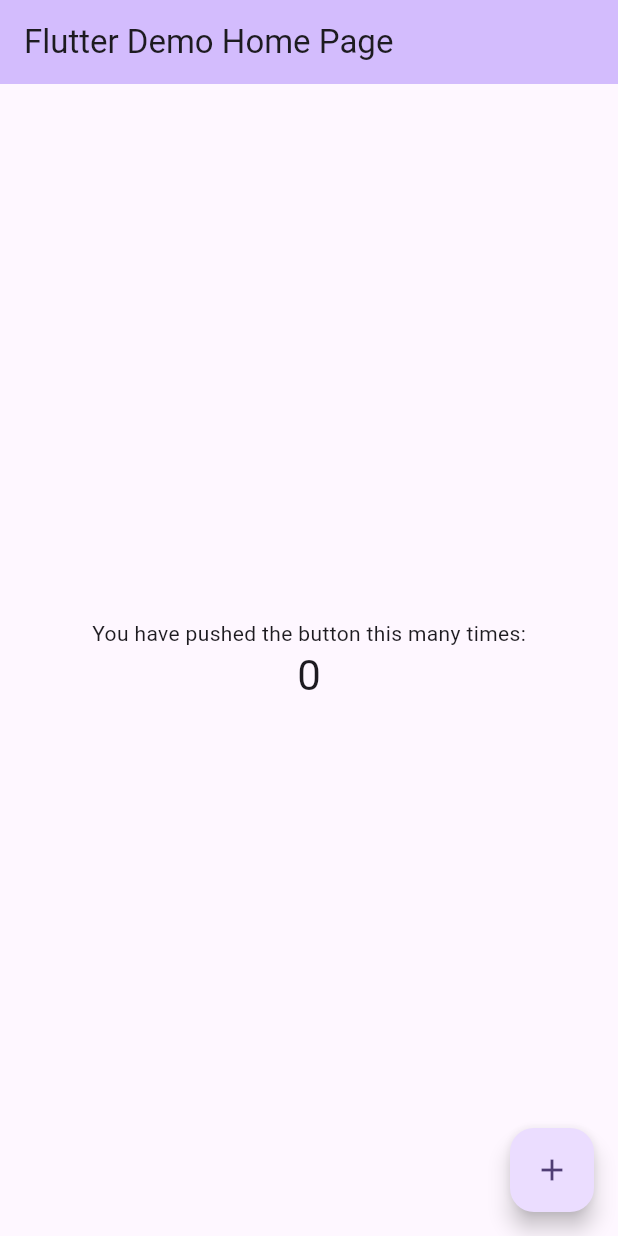
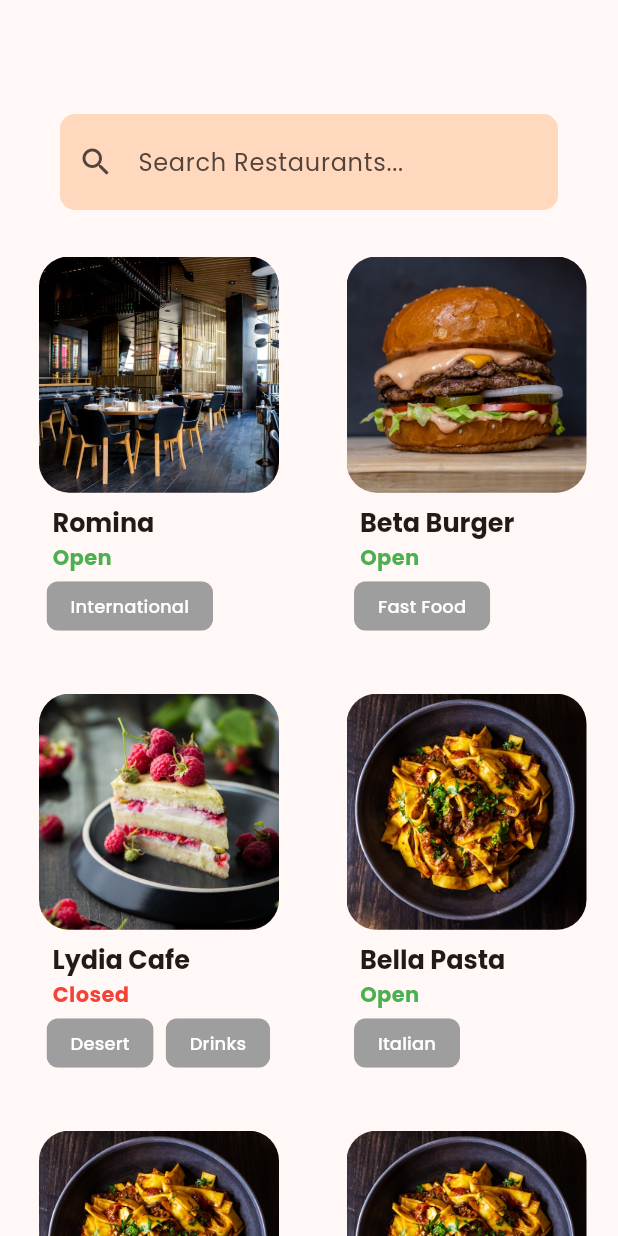
Before and after one commit to SimonDerejeW/flutter-2024-proj, a Flutter app: the screen it shows after launch, on a phone screen of 412 x 824 dp. Run offline on Flutter 3.47's test engine with Material 3 defaults, Android fonts, the phone set to English and light mode, and no system bars; our stand-ins replace google_fonts.

Commit message:
- Added Home Page for the Restaurant Review Platform - Added structural folders

```diff
--- /dev/null
+++ b/restaurant_review/lib/data/chips_data.dart
@@ -0,0 +1,11 @@
+
+
+List<String> chipsList = [
+  "International",
+  "Pizza",
+  "Fast Food",
+  "Italian",
+  "Desert",
+  "Drinks",
+  "Habesha",
+];
--- /dev/null
+++ b/restaurant_review/lib/data/restaurant_data.dart
@@ -0,0 +1,40 @@
+
+import '/models/restaurant_model.dart';
+
+List<RestaurantModel> restaurantData = [
+  RestaurantModel(
+    imagePath: "assets/rest.jpg",
+    restaurantName: "Romina",
+    status: "open",
+    chipsList: ["International"]),
+  RestaurantModel(
+    imagePath: "assets/burger.jpg",
+    restaurantName: "Beta Burger",
+    status: "open",
+    chipsList: ["Fast Food"]),
+  RestaurantModel(
+    imagePath: "assets/cake.jpg",
+    restaurantName: "Lydia Cafe",
+    status: "closed",
+    chipsList: ["Desert", "Drinks"]),
+  RestaurantModel(
+    imagePath: "assets/pasta.jpg",
+    restaurantName: "Bella Pasta",
+    status: "open",
+    chipsList: ["Italian"]),
+  RestaurantModel(
+    imagePath: "assets/pasta.jpg",
+    restaurantName: "Bella Pasta",
+    status: "open",
+    chipsList: ["Italian"]),
+  RestaurantModel(
+    imagePath: "assets/pasta.jpg",
+    restaurantName: "Bella Pasta",
+    status: "open",
+    chipsList: ["Italian"]),
+  RestaurantModel(
+    imagePath: "assets/pasta.jpg",
+    restaurantName: "Bella Pasta",
+    status: "open",
+    chipsList: ["Italian"]),
+];
--- a/restaurant_review/lib/main.dart
+++ b/restaurant_review/lib/main.dart
@@ -1,4 +1,15 @@
+
+
 import 'package:flutter/material.dart';
+import '/pages/home_page.dart';
+// import '/pages/modal_form.dart';
+import '/theme/app_theme.dart';
+// import '/widgets/description_chips.dart';
+// import '/widgets/restaurant.dart';
+// import '/widgets/search_widget.dart';
+// import '/widgets/restaurant_home_image.dart';
+// import '/widgets/restaurant_statue_open.dart';
+// import '/widgets/restaurant_status_closed.dart';
 
 void main() {
   runApp(const MyApp());
@@ -7,119 +18,16 @@ void main() {
 class MyApp extends StatelessWidget {
   const MyApp({super.key});
 
-  // This widget is the root of your application.
   @override
   Widget build(BuildContext context) {
     return MaterialApp(
-      title: 'Flutter Demo',
-      theme: ThemeData(
-        // This is the theme of your application.
-        //
-        // TRY THIS: Try running your application with "flutter run". You'll see
-        // the application has a purple toolbar. Then, without quitting the app,
-        // try changing the seedColor in the colorScheme below to Colors.green
-        // and then invoke "hot reload" (save your changes or press the "hot
-        // reload" button in a Flutter-supported IDE, or press "r" if you used
-        // the command line to start the app).
-        //
-        // Notice that the counter didn't reset back to zero; the application
-        // state is not lost during the reload. To reset the state, use hot
-        // restart instead.
-        //
-        // This works for code too, not just values: Most code changes can be
-        // tested with just a hot reload.
-        colorScheme: ColorScheme.fromSeed(seedColor: Colors.deepPurple),
-        useMaterial3: true,
+      theme: appTheme,
+      home: Scaffold(
+        appBar: AppBar(),
+
+        body: const ReviewHome(),
+
       ),
-      home: const MyHomePage(title: 'Flutter Demo Home Page'),
     );
   }
 }
-
-class MyHomePage extends StatefulWidget {
-  const MyHomePage({super.key, required this.title});
-
-  // This widget is the home page of your application. It is stateful, meaning
-  // that it has a State object (defined below) that contains fields that affect
-  // how it looks.
-
-  // This class is the configuration for the state. It holds the values (in this
-  // case the title) provided by the parent (in this case the App widget) and
-  // used by the build method of the State. Fields in a Widget subclass are
-  // always marked "final".
-
-  final String title;
-
-  @override
-  State<MyHomePage> createState() => _MyHomePageState();
-}
-
-class _MyHomePageState extends State<MyHomePage> {
-  int _counter = 0;
-
-  void _incrementCounter() {
-    setState(() {
-      // This call to setState tells the Flutter framework that something has
-      // changed in this State, which causes it to rerun the build method below
-      // so that the display can reflect the updated values. If we changed
-      // _counter without calling setState(), then the build method would not be
-      // called again, and so nothing would appear to happen.
-      _counter++;
-    });
-  }
-
-  @override
-  Widget build(BuildContext context) {
-    // This method is rerun every time setState is called, for instance as done
-    // by the _incrementCounter method above.
-    //
-    // The Flutter framework has been optimized to make rerunning build methods
-    // fast, so that you can just rebuild anything that needs updating rather
-    // than having to individually change instances of widgets.
-    return Scaffold(
-      appBar: AppBar(
-        // TRY THIS: Try changing the color here to a specific color (to
-        // Colors.amber, perhaps?) and trigger a hot reload to see the AppBar
-        // change color while the other colors stay the same.
-        backgroundColor: Theme.of(context).colorScheme.inversePrimary,
-        // Here we take the value from the MyHomePage object that was created by
-        // the App.build method, and use it to set our appbar title.
-        title: Text(widget.title),
-      ),
-      body: Center(
-        // Center is a layout widget. It takes a single child and positions it
-        // in the middle of the parent.
-        child: Column(
-          // Column is also a layout widget. It takes a list of children and
-          // arranges them vertically. By default, it sizes itself to fit its
-          // children horizontally, and tries to be as tall as its parent.
-          //
-          // Column has various properties to control how it sizes itself and
-          // how it positions its children. Here we use mainAxisAlignment to
-          // center the children vertically; the main axis here is the vertical
-          // axis because Columns are vertical (the cross axis would be
-          // horizontal).
-          //
-          // TRY THIS: Invoke "debug painting" (choose the "Toggle Debug Paint"
-          // action in the IDE, or press "p" in the console), to see the
-          // wireframe for each widget.
-          mainAxisAlignment: MainAxisAlignment.center,
-          children: <Widget>[
-            const Text(
-              'You have pushed the button this many times:',
-            ),
-            Text(
-              '$_counter',
-              style: Theme.of(context).textTheme.headlineMedium,
-            ),
-          ],
-        ),
-      ),
-      floatingActionButton: FloatingActionButton(
-        onPressed: _incrementCounter,
-        tooltip: 'Increment',
-        child: const Icon(Icons.add),
-      ), // This trailing comma makes auto-formatting nicer for build methods.
-    );
-  }
-}
--- /dev/null
+++ b/restaurant_review/lib/models/restaurant_model.dart
@@ -0,0 +1,14 @@
+
+class RestaurantModel {
+  String imagePath;
+  String restaurantName;
+  String status;
+  List<String> chipsList;
+
+  RestaurantModel({
+    required this.imagePath,
+    required this.restaurantName,
+    required this.status,
+    required this.chipsList
+  });
+}
--- /dev/null
+++ b/restaurant_review/lib/pages/home_page.dart
@@ -0,0 +1,58 @@
+import 'package:flutter/cupertino.dart';
+import 'package:flutter/material.dart';
+import 'package:flutter/widgets.dart';
+// import '/models/restaurant_model.dart';
+import '/widgets/restaurant.dart';
+import '/data/restaurant_data.dart';
+import '/widgets/search_widget.dart';
+
+class ReviewHome extends StatelessWidget {
+  const ReviewHome({super.key});
+
+  @override
+  Widget build(BuildContext context) {
+    return Column(
+      children: [
+        SearchWidget(),
+        const SizedBox(
+          height: 15,
+        ),
+        Expanded(
+          child: Container(
+              padding: const EdgeInsets.only(left: 10),
+              child: RestaurantGrid()),
+        ),
+      ],
+    );
+  }
+}
+
+class RestaurantGrid extends StatelessWidget {
+  const RestaurantGrid({
+    super.key,
+  });
+
+  @override
+  Widget build(BuildContext context) {
+
+    return GridView.builder(
+      gridDelegate: SliverGridDelegateWithFixedCrossAxisCount(
+        crossAxisCount: 2, // Number of columns in the grid
+        crossAxisSpacing: 8, // Spacing between columns
+        mainAxisSpacing: 10,
+        childAspectRatio: 0.7,
+
+      ),
+
+      itemCount: restaurantData.length,
+      itemBuilder: (context, index) {
+        return Restaurant(
+          imagePath: restaurantData[index].imagePath,
+          restaurantName: restaurantData[index].restaurantName,
+          status: restaurantData[index].status,
+          chipsList: restaurantData[index].chipsList,
+        );
+      },
+    );
+  }
+}
--- /dev/null
+++ b/restaurant_review/lib/theme/app_theme.dart
@@ -0,0 +1,21 @@
+import 'package:flutter/material.dart';
+import 'package:google_fonts/google_fonts.dart';
+
+final ThemeData appTheme = ThemeData(
+  useMaterial3: true,
+  colorScheme: ColorScheme.fromSeed(
+    seedColor: const Color.fromRGBO(254, 107, 0, 0.9),
+    primary: const Color.fromRGBO(254, 107, 0, 0.9),
+    primaryContainer: const Color.fromRGBO(254, 107, 0, 0.23)
+  ),
+  textTheme: GoogleFonts.poppinsTextTheme().copyWith(
+  displayLarge: GoogleFonts.poppins(
+      fontSize: 40,
+      fontWeight: FontWeight.bold
+  ),
+  displayMedium: GoogleFonts.poppins(
+    fontSize: 17,
+    fontWeight: FontWeight.bold
+  ),
+)
+);
--- /dev/null
+++ b/restaurant_review/lib/widgets/description_chips.dart
@@ -0,0 +1,23 @@
+import 'package:flutter/material.dart';
+class RestaurantChips extends StatelessWidget {
+
+  final String labelText;
+  const RestaurantChips({super.key , required this.labelText});
+
+  @override
+  Widget build(BuildContext context) {
+    return
+          Chip(
+            materialTapTargetSize: MaterialTapTargetSize.shrinkWrap,
+            label: Text(
+              labelText,
+              style: TextStyle(
+                color: Colors.white,
+                fontSize: 12
+              ),
+            ),
+            backgroundColor: Colors.grey,
+            side: BorderSide.none,
+          );
+  }
+}
--- /dev/null
+++ b/restaurant_review/lib/widgets/restaurant.dart
@@ -0,0 +1,78 @@
+import 'package:flutter/material.dart';
+import 'package:flutter/widgets.dart';
+import '/widgets/description_chips.dart';
+import '/widgets/restaurant_home_image.dart';
+import '/widgets/restaurant_statue_open.dart';
+import '/widgets/restaurant_status_closed.dart';
+// import '../data/chips_data.dart';
+
+class Restaurant extends StatelessWidget {
+  final String imagePath;
+  final String restaurantName;
+  final String status;
+  final List<String> chipsList;
+
+  const Restaurant(
+      {super.key,
+      required this.imagePath,
+      required this.restaurantName,
+      required this.status,
+      required this.chipsList});
+
+  @override
+  Widget build(BuildContext context) {
+    return Container(
+      padding: const EdgeInsets.all(16),
+      child: Column(
+        crossAxisAlignment: CrossAxisAlignment.start,
+        children: [
+          //Image
+          Expanded(child: RestaurantHomeImage(imagePath: imagePath)),
+
+          const SizedBox(height: 10),
+
+          //Restaurant Name
+          Padding(
+            padding: const EdgeInsets.only(left: 9),
+            child: Text(
+              restaurantName,
+              style: Theme.of(context).textTheme.displayMedium
+            ),
+          ),
+
+          const SizedBox(height: 3),
+
+          //Status
+          if (status == "open")
+            (const Padding(
+              padding: EdgeInsets.only(left: 9),
+              child: (RestaurantOpen()),
+            ))
+          else
+            (const Padding(
+              padding: EdgeInsets.only(left: 9),
+              child: (RestaurantClosed()),
+            )),
+
+          const SizedBox(height: 6),
+
+          //Chips
+          Padding(
+            padding: EdgeInsets.only(left: 5),
+            child: Wrap(
+              children: chipsList.map((labelText) {
+                return Padding(
+                  padding: const EdgeInsets.only(
+                      right: 8.0), // Add spacing between chips
+                  child: RestaurantChips(
+                    labelText: labelText,
+                  ),
+                );
+              }).toList(),
+            ),
+          ),
+        ],
+      ),
+    );
+  }
+}
--- /dev/null
+++ b/restaurant_review/lib/widgets/restaurant_home_image.dart
@@ -0,0 +1,20 @@
+import 'package:flutter/material.dart';
+
+class RestaurantHomeImage extends StatelessWidget {
+  final String imagePath;
+
+  const RestaurantHomeImage({super.key, required this.imagePath});
+
+  @override
+  Widget build(BuildContext context) {
+    return ClipRRect(
+      borderRadius: BorderRadius.circular(20),
+      child: Image.asset(
+        imagePath,
+        fit: BoxFit.cover,
+        height: 160,
+        width: 160,
+      ),
+    );
+  }
+}
--- /dev/null
+++ b/restaurant_review/lib/widgets/restaurant_statue_open.dart
@@ -0,0 +1,15 @@
+import 'package:flutter/material.dart';
+class RestaurantOpen extends StatelessWidget {
+  const RestaurantOpen({super.key});
+
+  @override
+  Widget build(BuildContext context) {
+    return const Text(
+      "Open",
+      style: TextStyle(
+        color: Colors.green,
+        fontWeight: FontWeight.bold,
+      )
+    );
+  }
+}
--- /dev/null
+++ b/restaurant_review/lib/widgets/restaurant_status_closed.dart
@@ -0,0 +1,15 @@
+import 'package:flutter/material.dart';
+class RestaurantClosed extends StatelessWidget {
+  const RestaurantClosed({super.key});
+
+  @override
+  Widget build(BuildContext context) {
+    return const Text(
+      "Closed",
+      style: TextStyle(
+        color: Colors.red,
+        fontWeight: FontWeight.bold,
+      )
+    );
+  }
+}
--- /dev/null
+++ b/restaurant_review/lib/widgets/search_widget.dart
@@ -0,0 +1,26 @@
+import 'package:flutter/material.dart';
+
+class SearchWidget extends StatelessWidget {
+  const SearchWidget({super.key});
+
+  @override
+  Widget build(BuildContext context) {
+    return Container(
+      margin: const EdgeInsets.only(left: 20, right: 20, top:10),
+      padding: const EdgeInsets.only(left: 20, right: 20, top:10),
+      child: TextField(
+        decoration: InputDecoration(
+          hintText: "Search Restaurants...",
+          border: OutlineInputBorder(
+            borderRadius: BorderRadius.circular(10),
+            borderSide: BorderSide.none,
+          ),
+          prefixIcon: Icon(Icons.search),
+          filled: true,
+          fillColor: Theme.of(context).colorScheme.primaryContainer,
+          contentPadding: const EdgeInsets.all(20),
+        ),
+      ),
+    );
+  }
+}
--- a/restaurant_review/pubspec.yaml
+++ b/restaurant_review/pubspec.yaml
@@ -35,6 +35,7 @@ dependencies:
   # The following adds the Cupertino Icons font to your application.
   # Use with the CupertinoIcons class for iOS style icons.
   cupertino_icons: ^1.0.6
+  google_fonts:
 
 dev_dependencies:
   flutter_test:
@@ -59,9 +60,8 @@ flutter:
   uses-material-design: true
 
   # To add assets to your application, add an assets section, like this:
-  # assets:
-  #   - images/a_dot_burr.jpeg
-  #   - images/a_dot_ham.jpeg
+  assets:
+    - assets/
 
   # An image asset can refer to one or more resolution-specific "variants", see
   # https://flutter.dev/assets-and-images/#resolution-aware
```
Also changed, not shown: restaurant_review/assets/burger.jpg (added), restaurant_review/assets/cake.jpg (added), restaurant_review/assets/pasta.jpg (added), restaurant_review/assets/rest.jpg (added), restaurant_review/pubspec.lock, 1 other file.
